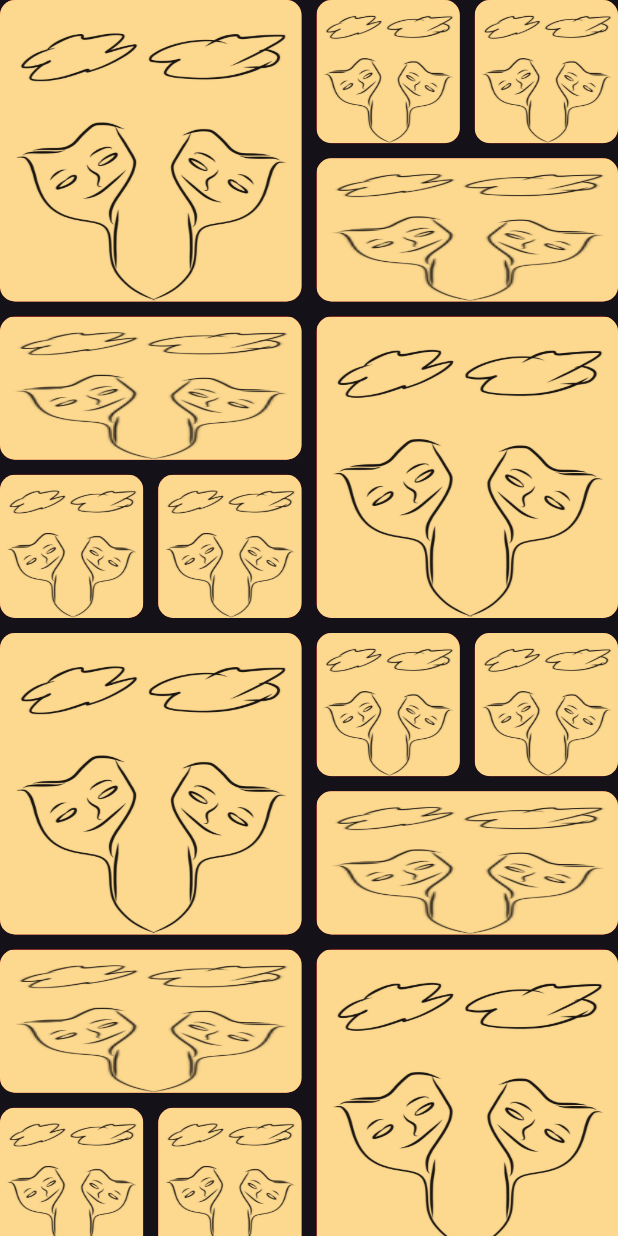
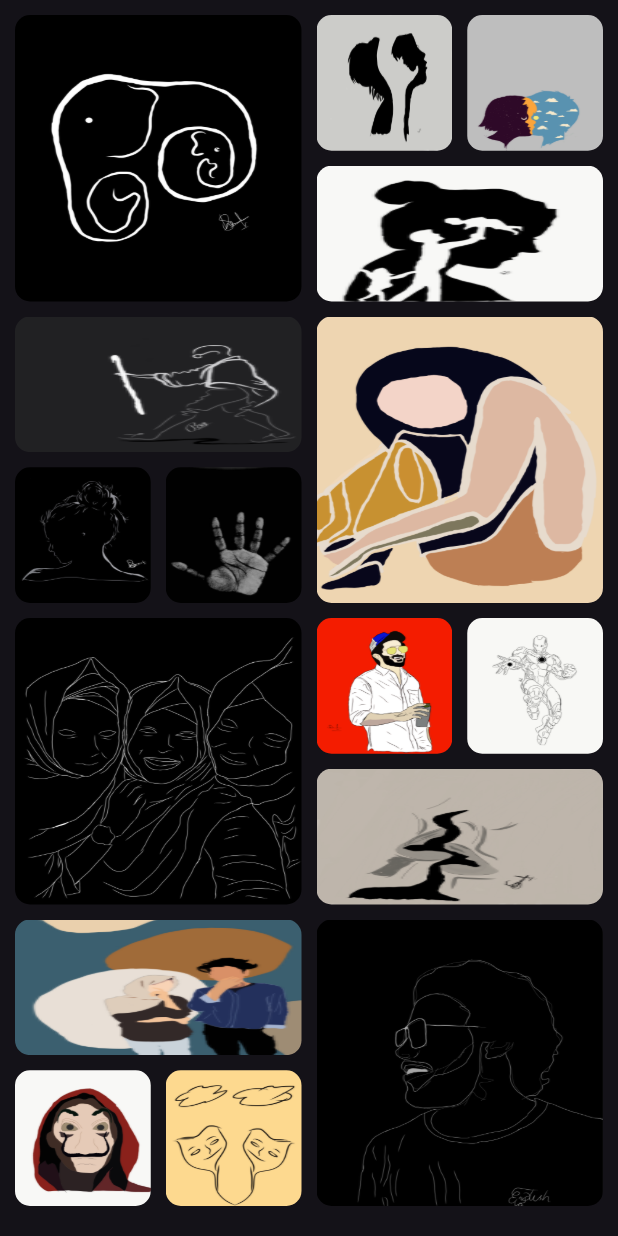
Before and after one commit to BackershanT/my_protfolio, a Flutter app: the Gallery screen opened by its route, on a phone screen of 412 x 824 dp. Run offline on Flutter 3.47's test engine with Material 3 defaults, Android fonts, the phone set to English and light mode, and no system bars; our stand-ins replace permission_handler; missing offline and left inert: dart:html, dart:js, seo.

Commit message:
updated gallery

```diff
--- a/lib/src/app.dart
+++ b/lib/src/app.dart
@@ -1,7 +1,6 @@
 import 'package:flutter/material.dart';
 import 'package:my_protfolio/src/pages/home_pages.dart';
 import 'package:my_protfolio/src/utilis/galleryUtils.dart';
-import 'package:my_protfolio/src/utilis/project_utilis.dart';
 import 'package:seo/html/seo_controller.dart';
 import 'package:seo/seo.dart';
 
--- a/lib/src/pages/gallery.dart
+++ b/lib/src/pages/gallery.dart
@@ -4,56 +4,40 @@ import 'package:flutter_staggered_grid_view/flutter_staggered_grid_view.dart';
 import '../utilis/galleryUtils.dart';
 
 class Gallery extends StatelessWidget {
-
   const Gallery({super.key, required this.project});
   final GalleryUtils project;
 
   @override
   Widget build(BuildContext context) {
     return Scaffold(
-      body:GridView.custom(
+        body: Padding(padding: EdgeInsets.symmetric(horizontal: 10,vertical: 10),child:
+        GridView.custom(
       gridDelegate: SliverQuiltedGridDelegate(
         crossAxisCount: 4,
         mainAxisSpacing: 10,
         crossAxisSpacing: 10,
         repeatPattern: QuiltedGridRepeatPattern.inverted,
         pattern: [
-            QuiltedGridTile(2, 2),
-            QuiltedGridTile(1, 1),
-            QuiltedGridTile(1, 1),
-            QuiltedGridTile(1, 2),
+          const QuiltedGridTile(2, 2),
+          const QuiltedGridTile(1, 1),
+          const QuiltedGridTile(1, 1),
+          const QuiltedGridTile(1, 2),
         ],
       ),
-        childrenDelegate: SliverChildBuilderDelegate(
-              (context, index) =>
-    Container(
+      childrenDelegate:
+          SliverChildBuilderDelegate((context, index) => Container(
                     clipBehavior: Clip.antiAlias,
                     height: 290,
                     width: 260,
                     decoration: BoxDecoration(
                         borderRadius: BorderRadius.circular(10),
-            color: Colors.red,
-              image: DecorationImage(image: AssetImage(project.image),fit: BoxFit.fill)
-          ),
-        )
+                        color: Colors.transparent,
+                        image: DecorationImage(
+                            image: AssetImage(artsGalleryUtils[index].image),
+                            fit: BoxFit.fill)),
+                  ),childCount:artsGalleryUtils.length,
               // Tile(index: index),
               ),
-      )
-
-
-      // Container(
-      //       clipBehavior: Clip.antiAlias,
-      //       height: 290,
-      //       width: 260,
-      //       decoration: BoxDecoration(
-      //         borderRadius: BorderRadius.circular(10),
-      //         color: Colors.red,
-      //           image: DecorationImage(image: AssetImage(project.image))
-      //       ),
-      //     )
-
-
-
-    );
+    )));
   }
 }
--- a/lib/src/utilis/galleryUtils.dart
+++ b/lib/src/utilis/galleryUtils.dart
@@ -15,8 +15,8 @@ List<GalleryUtils> artsGalleryUtils =[
   GalleryUtils(image: 'assets/gallery/arts/gandhi.PNG'),
   GalleryUtils(image: 'assets/gallery/arts/girl.PNG'),
   GalleryUtils(image: 'assets/gallery/arts/girl_back.jpg'),
+  GalleryUtils(image: 'assets/gallery/arts/hand.jpg'),
   GalleryUtils(image: 'assets/gallery/arts/girl_group.jpg'),
-  GalleryUtils(image: 'assets/gallery/arts/hand.jpg'),
   GalleryUtils(image: 'assets/gallery/arts/dq.PNG'),
   GalleryUtils(image: 'assets/gallery/arts/iron_man.PNG'),
   GalleryUtils(image: 'assets/gallery/arts/kiss.PNG'),
--- a/lib/src/widgets/project_desktop.dart
+++ b/lib/src/widgets/project_desktop.dart
@@ -17,12 +17,12 @@ class ProjectDesktop extends StatelessWidget {
       Container(
 color: CustomColor.ScaffoldBg,
       width: screenWidth,
-      padding:  EdgeInsets.fromLTRB(25, 20, 25, 60),
+      padding:  const EdgeInsets.fromLTRB(25, 20, 25, 60),
       child: Column(
         children: [
           Seo.text(text: 'Flutter Project''FlutterBloc''flutter projects''flutter task''flutter seo',
             child:
-           Text(
+           const Text(
             'Work Project',
             style: TextStyle(
               fontWeight: FontWeight.bold,
```
Also changed, not shown: lib/src/widgets/main_mobile.dart (+4 -4 lines), lib/src/widgets/skills_desktop.dart (+5 -6 lines). Lines whose indentation alone changed are shown as unchanged.
